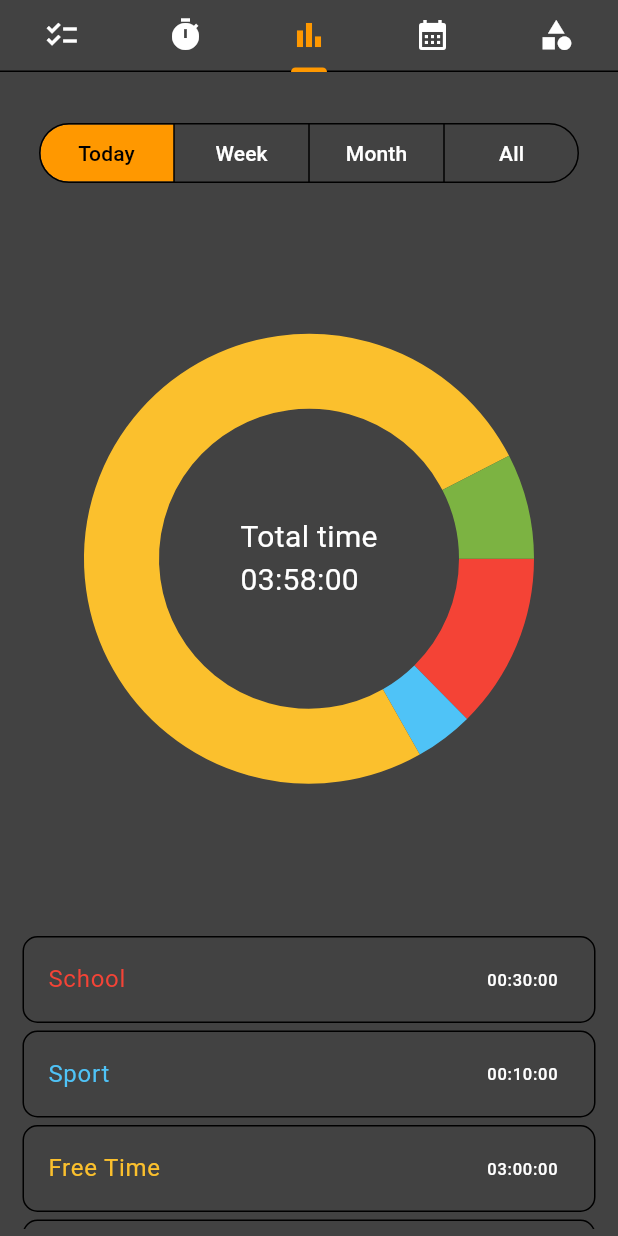
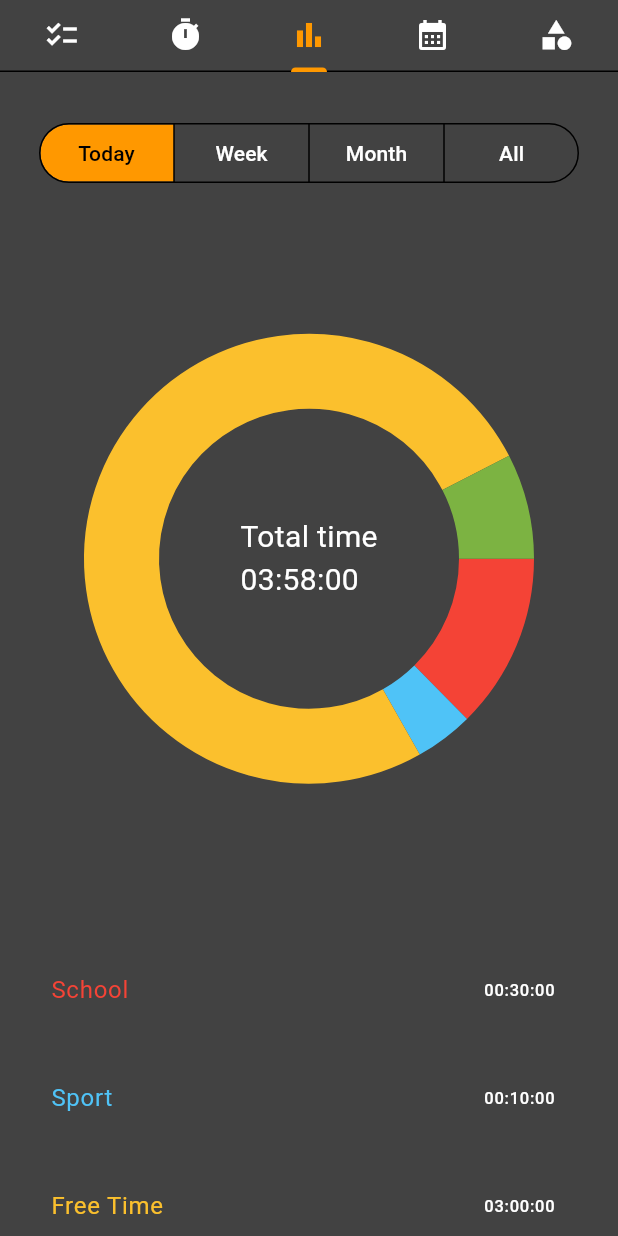
Before and after one commit to Knowny/flutter-time-manager, a Flutter app: the screen it shows after launch, tab 3 chosen, on a phone screen of 412 x 824 dp. Run offline on Flutter 3.47's test engine with Material 3 defaults, Android fonts, the phone set to English and light mode, and no system bars; drawn by our look-alikes of fl_chart; our stand-ins replace awesome_notifications, flutter_slidable, hive, hive_flutter, percent_indicator, table_calendar; missing offline and left inert: flutter_material_color_picker; accounts and stored records are empty.

Commit message:
borders fixed

```diff
--- a/itu_proj/lib/util/activity_list.dart
+++ b/itu_proj/lib/util/activity_list.dart
@@ -29,7 +29,7 @@ class ActivitiesList extends StatelessWidget {
               },
               child: Container(
                 decoration: BoxDecoration(
-                  border: Border.all(),
+                  border: Border.all(color: Theme.of(context).cardColor, width: 3),
                   borderRadius: BorderRadius.circular(10),
                 ),
                 child: ListTile(
--- a/itu_proj/lib/util/pie_chart_details.dart
+++ b/itu_proj/lib/util/pie_chart_details.dart
@@ -31,10 +31,10 @@ class _PieChartDetailsState extends State<PieChartDetails> {
         itemCount: (widget.categoryName == "") ? widget.db.categoryList.length : activities.length,
         itemBuilder: (context, index) {
           return Padding(
-            padding: const EdgeInsets.only(left: 15.0, right: 15.0, top: 5.0),
+            padding: const EdgeInsets.only(left: 15.0, right: 15.0, top: 10.0),
               child: Container(
                 decoration: BoxDecoration(
-                  border: Border.all(),
+                  border: Border.all(color: Theme.of(context).cardColor, width: 3),
                   borderRadius: BorderRadius.circular(10),
                 ),
                 child: (widget.categoryName == "")
```
